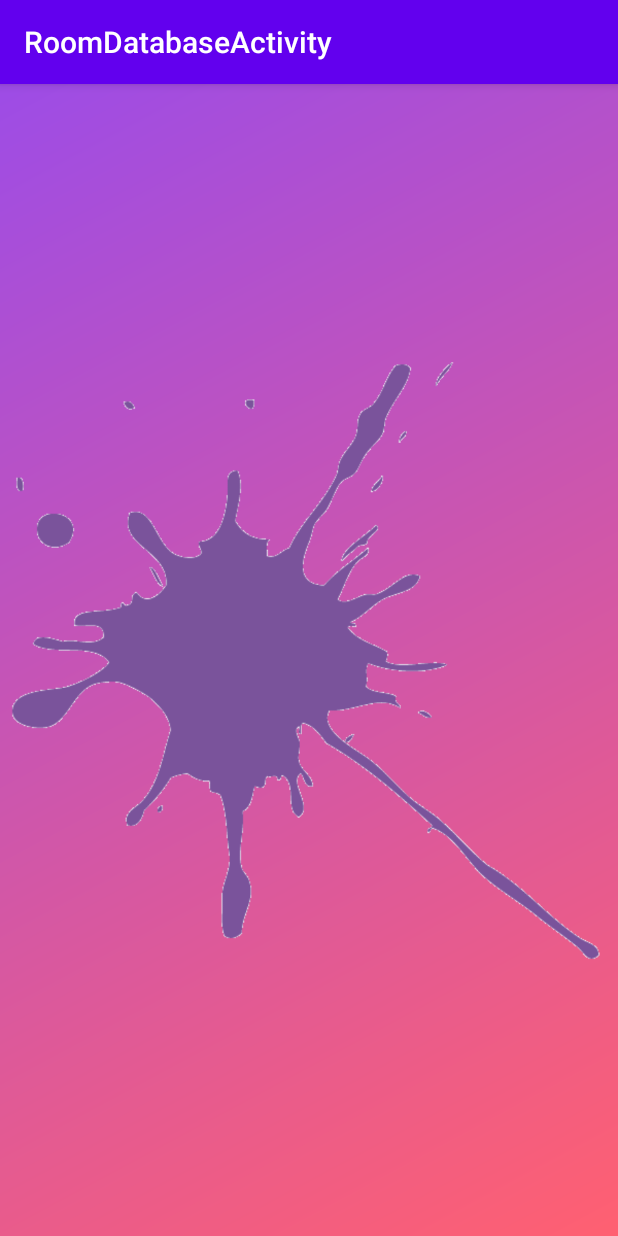
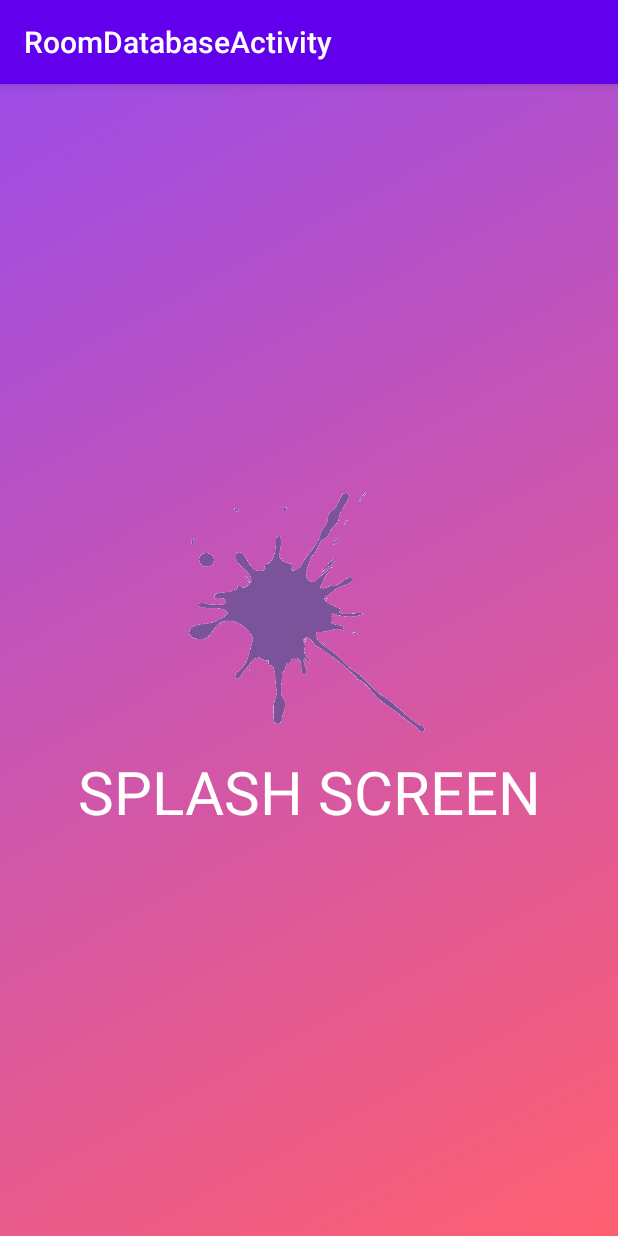
Before and after one commit to ShivaBsnt/RoomDatabaseActivity, an Android app: the SplashActivity screen opened directly, with no data from a screen before it, on a phone screen of 412 x 824 dp. Run offline under Robolectric (Android 15) with nearby library versions, the phone set to English and light mode, and no system bars.

Commit message:
[UPDATE] updated the spashscreen gradient colour and text

```diff
--- a/app/src/main/res/layout/activity_splash.xml
+++ b/app/src/main/res/layout/activity_splash.xml
@@ -5,13 +5,25 @@
     android:layout_width="match_parent"
     android:layout_height="match_parent"
     android:gravity="center"
+    android:orientation="vertical"
 android:background="@drawable/splashscreen_gradient"
     tools:context=".SplashActivity">
+
     <ImageView
-        android:layout_gravity="center_vertical"
+        android:layout_width="195dp"
 
-        android:layout_width="wrap_content"
-        android:layout_height="wrap_content"
-        android:src="@drawable/splash"/>
+        android:layout_height="165dp"
+
+        android:layout_gravity="center_horizontal"
+        android:src="@drawable/splash" />
+
+    <TextView
+        android:layout_marginTop="10dp"
+        android:text="SPLASH SCREEN"
+        android:textColor="@color/white"
+        android:textSize="40sp"
+        android:gravity="center"
+        android:layout_width="match_parent"
+        android:layout_height="wrap_content"/>
 
 </LinearLayout>
```
